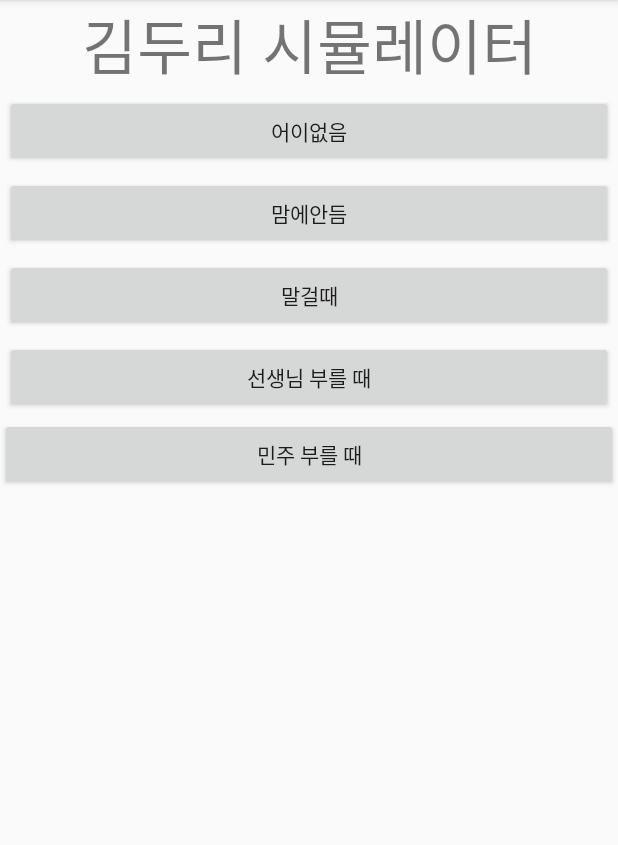
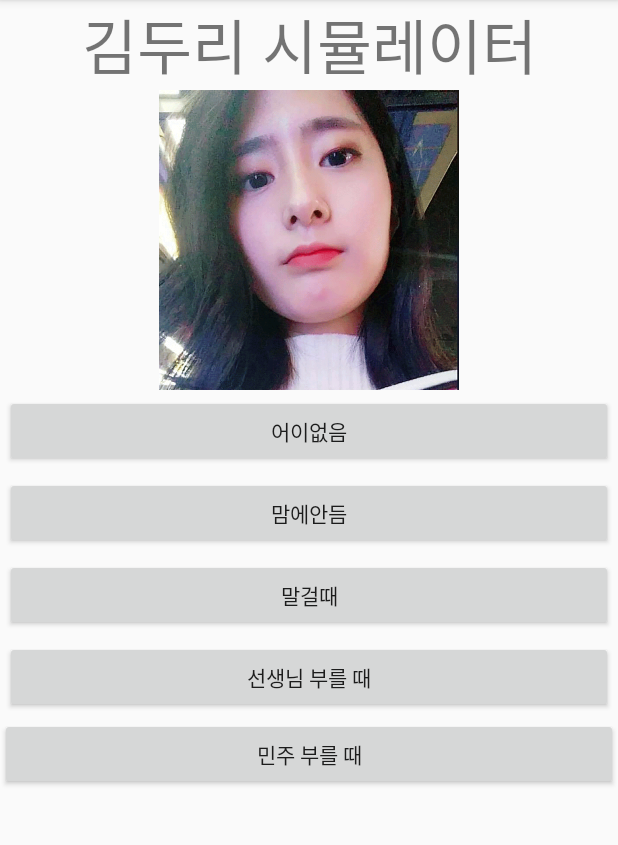
Before and after one commit to DonnaKin/friendsimulator, an Android app: the screen it shows after launch (MainActivity), on a phone screen of 412 x 824 dp, the part 84-929 px from its top. Run offline under Robolectric (Android 15) with nearby library versions, the light colour scheme and no system bars.

Commit message:
#12 평소상태(일껄?) 이미지 넣고 참조 만들기

```diff
--- a/app/src/main/java/kr/hs/emirim/mkkim916/kimdoori/MainActivity.java
+++ b/app/src/main/java/kr/hs/emirim/mkkim916/kimdoori/MainActivity.java
@@ -4,16 +4,19 @@ import android.os.Bundle;
 import android.support.v7.app.AppCompatActivity;
 import android.util.Log;
 import android.view.View;
+import android.widget.ImageView;
 import android.widget.Toast;
 
 public class MainActivity extends AppCompatActivity {
     public final static String TAG = "김두리:Main";
+    private ImageView mImageViewFriendVisual;
 
     @Override
     protected void onCreate(Bundle savedInstanceState) {
         super.onCreate(savedInstanceState);
         Log.d(TAG,"onCreate 메소드 호출~");
         setContentView(R.layout.activity_main);
+        mImageViewFriendVisual = (ImageView) findViewById(R.id.friend_visual);
         Log.d(TAG,"Activity_main 레이아웃 세팅~");
     }
     void onClick(View view){
--- a/app/src/main/res/layout/activity_main.xml
+++ b/app/src/main/res/layout/activity_main.xml
@@ -15,6 +15,12 @@
         android:text="김두리 시뮬레이터"
         android:textSize="40sp" />
 
+    <ImageView
+        android:id="@+id/friend_visual"
+        android:layout_gravity="center"
+        android:src="@drawable/doori_1"
+        android:layout_width="200dp"
+        android:layout_height="200dp" />
     <Button
         android:id="@+id/button1"
         android:layout_width="match_parent"
```
